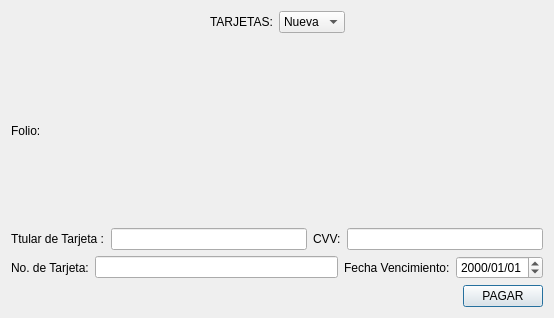
This is pagointervenciones.ui in Laloses/Hospital as Qt 5 draws it before an edit. The edited form follows.
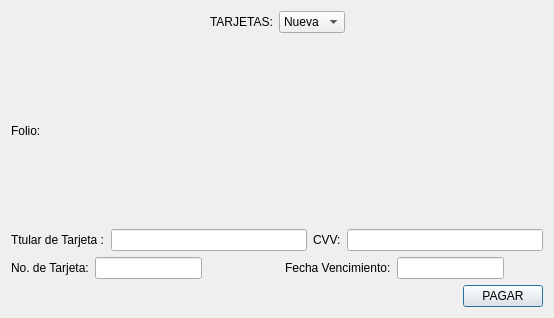
This is the edited form.

```diff
--- a/pagointervenciones.ui
+++ b/pagointervenciones.ui
@@ -114,13 +114,6 @@
      </item>
      <item row="2" column="0">
       <layout class="QGridLayout" name="gridLayout_4">
-       <item row="0" column="0">
-        <widget class="QLabel" name="label_5">
-         <property name="text">
-          <string>No. de Tarjeta:</string>
-         </property>
-        </widget>
-       </item>
        <item row="0" column="1">
         <widget class="QLineEdit" name="lineEdit_noTarjeta">
          <property name="maxLength">
@@ -128,19 +121,68 @@
          </property>
         </widget>
        </item>
-       <item row="0" column="2">
+       <item row="0" column="6">
+        <spacer name="horizontalSpacer_6">
+         <property name="orientation">
+          <enum>Qt::Horizontal</enum>
+         </property>
+         <property name="sizeHint" stdset="0">
+          <size>
+           <width>40</width>
+           <height>20</height>
+          </size>
+         </property>
+        </spacer>
+       </item>
+       <item row="0" column="3">
+        <spacer name="horizontalSpacer_4">
+         <property name="orientation">
+          <enum>Qt::Horizontal</enum>
+         </property>
+         <property name="sizeHint" stdset="0">
+          <size>
+           <width>40</width>
+           <height>20</height>
+          </size>
+         </property>
+        </spacer>
+       </item>
+       <item row="0" column="5">
+        <widget class="QLineEdit" name="dateEditVencimiento">
+         <property name="text">
+          <string/>
+         </property>
+         <property name="maxLength">
+          <number>5</number>
+         </property>
+        </widget>
+       </item>
+       <item row="0" column="0">
+        <widget class="QLabel" name="label_5">
+         <property name="text">
+          <string>No. de Tarjeta:</string>
+         </property>
+        </widget>
+       </item>
+       <item row="0" column="4">
         <widget class="QLabel" name="label_6">
          <property name="text">
           <string>Fecha Vencimiento:</string>
          </property>
         </widget>
        </item>
-       <item row="0" column="3">
-        <widget class="QDateEdit" name="dateEditVencimiento">
-         <property name="displayFormat">
-          <string>yyyy/MM/dd</string>
+       <item row="0" column="2">
+        <spacer name="horizontalSpacer_5">
+         <property name="orientation">
+          <enum>Qt::Horizontal</enum>
          </property>
-        </widget>
+         <property name="sizeHint" stdset="0">
+          <size>
+           <width>40</width>
+           <height>20</height>
+          </size>
+         </property>
+        </spacer>
        </item>
       </layout>
      </item>
```
